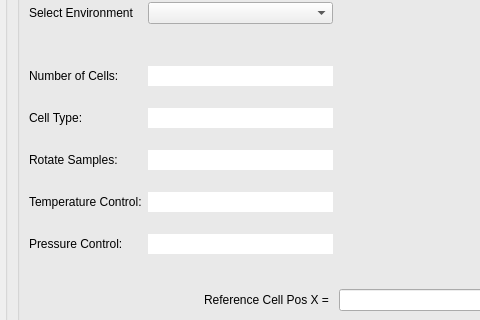
jfkcooper/nicos, file nicos_ess/loki/gui/ui_files/exp_config.ui: the form before one commit; both pictures show x 344 to 824 and y 96 to 416 of the 1159 by 732 pixel window.
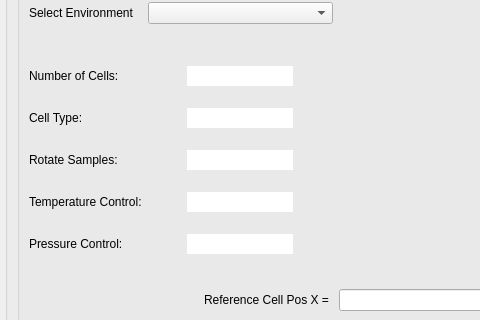
The form after the commit.

Commit message: Refine cells

```diff
--- a/nicos_ess/loki/gui/ui_files/exp_config.ui
+++ b/nicos_ess/loki/gui/ui_files/exp_config.ui
@@ -120,7 +120,7 @@
            </property>
           </widget>
          </item>
-         <item row="4" column="1" colspan="2">
+         <item row="4" column="1" colspan="2" alignment="Qt::AlignHCenter">
           <widget class="QLineEdit" name="lineEdit_3">
            <property name="acceptDrops">
             <bool>false</bool>
@@ -143,7 +143,7 @@
            </property>
           </widget>
          </item>
-         <item row="3" column="1" colspan="2">
+         <item row="3" column="1" colspan="2" alignment="Qt::AlignHCenter">
           <widget class="QLineEdit" name="lineEdit_2">
            <property name="acceptDrops">
             <bool>false</bool>
@@ -209,7 +209,7 @@
            </property>
           </spacer>
          </item>
-         <item row="2" column="1" colspan="2">
+         <item row="2" column="1" colspan="2" alignment="Qt::AlignHCenter">
           <widget class="QLineEdit" name="lineEdit">
            <property name="acceptDrops">
             <bool>false</bool>
@@ -292,7 +292,7 @@
            </property>
           </spacer>
          </item>
-         <item row="6" column="1" colspan="2">
+         <item row="6" column="1" colspan="2" alignment="Qt::AlignHCenter">
           <widget class="QLineEdit" name="lineEdit_5">
            <property name="acceptDrops">
             <bool>false</bool>
@@ -308,7 +308,7 @@
            </property>
           </widget>
          </item>
-         <item row="5" column="1" colspan="2">
+         <item row="5" column="1" colspan="2" alignment="Qt::AlignHCenter">
           <widget class="QLineEdit" name="lineEdit_4">
            <property name="acceptDrops">
             <bool>false</bool>
```
